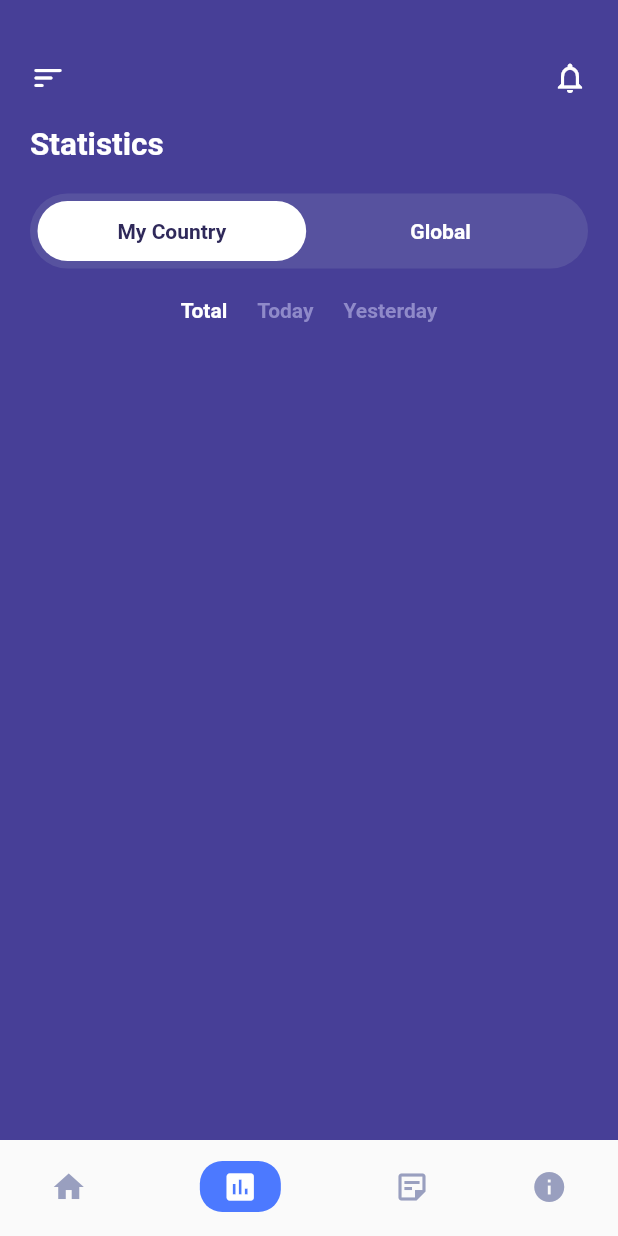
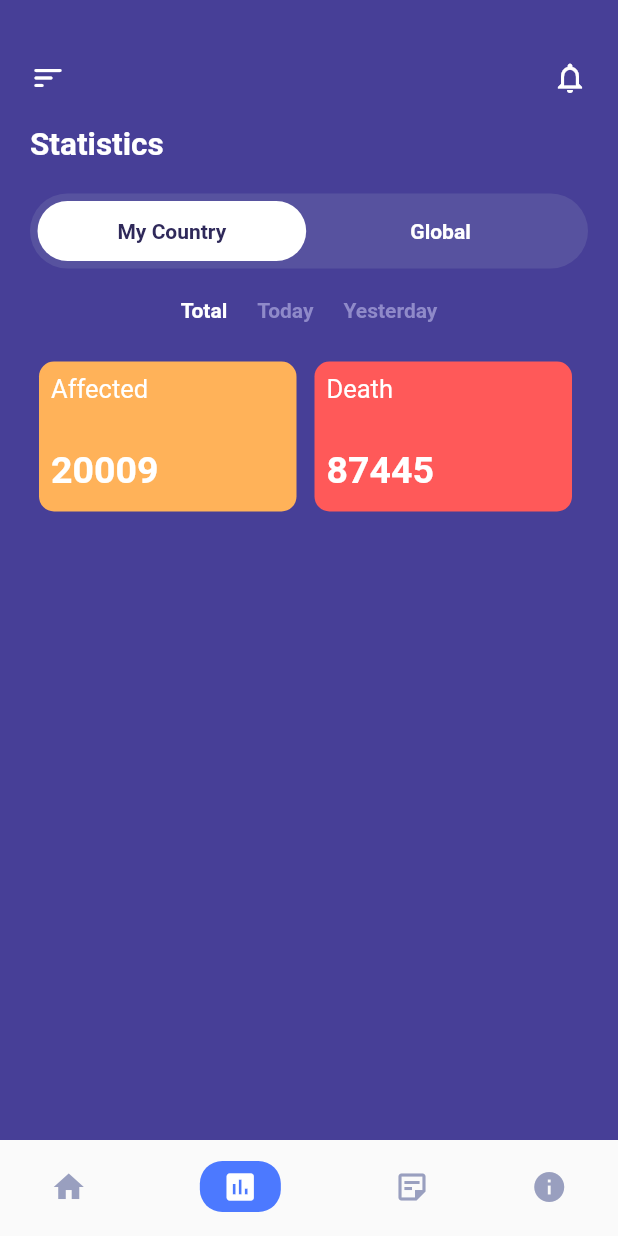
Before and after one commit to Atuoha/covid-19-ui, a Flutter app: the screen it shows after launch, item 2 of the bottom bar chosen, on a phone screen of 412 x 824 dp. Run offline on Flutter 3.47's test engine with Material 2 defaults, Android fonts, the phone set to English and light mode, and no system bars.

Commit message:
affected and death stats of all types

```diff
--- a/lib/stats_screens/my_country.dart
+++ b/lib/stats_screens/my_country.dart
@@ -36,10 +36,42 @@ class _MyCountryStatsState extends State<MyCountryStats> {
     );
   }
 
-  Widget kContainerBig(String title, int number, Color bgColor){
-    return Container(
-
-      decoration: BoxDecoration(),
+  Widget kContainerBig(
+      String title, int number, Color bgColor, BuildContext context) {
+    return Padding(
+      padding: const EdgeInsets.all(6.0),
+      child: Container(
+        height: 100,
+        width: MediaQuery.of(context).size.width / 2.4,
+        decoration: BoxDecoration(
+          borderRadius: BorderRadius.circular(10),
+          color: bgColor,
+        ),
+        child: Padding(
+          padding: const EdgeInsets.all(8.0),
+          child: Column(
+            crossAxisAlignment: CrossAxisAlignment.start,
+            children: [
+              Text(
+                title,
+                style: const TextStyle(
+                  color: Colors.white,
+                  fontSize: 17
+                ),
+              ),
+              const SizedBox(height: 30),
+              Text(
+                number.toString(),
+                style: const TextStyle(
+                  color: Colors.white,
+                  fontWeight: FontWeight.w600,
+                  fontSize: 25,
+                ),
+              )
+            ],
+          ),
+        ),
+      ),
     );
   }
 
@@ -58,11 +90,22 @@ class _MyCountryStatsState extends State<MyCountryStats> {
           ],
         ),
         const SizedBox(height: 10),
-        Row(children: [
-          Container(
-
-          ),
-        ],)
+        Row(
+          children: [
+            kContainerBig(
+              'Affected',
+              affected_stats[_currentIndex],
+              affectedBg,
+              context,
+            ),
+            kContainerBig(
+              'Death',
+              death_stats[_currentIndex],
+              deathBg,
+              context,
+            )
+          ],
+        )
       ],
     );
   }
```
